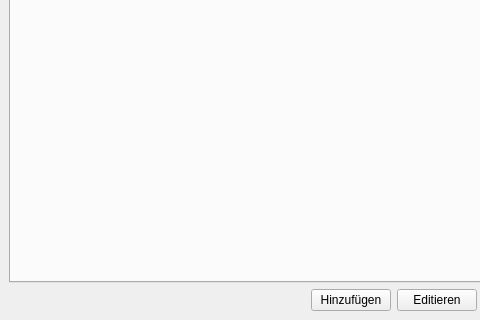
Aeolitus/Sephrasto, file designer/DatenbankMain.ui: the form before one commit; both pictures show x 0 to 480 and y 343 to 663 of the 853 by 663 pixel window.
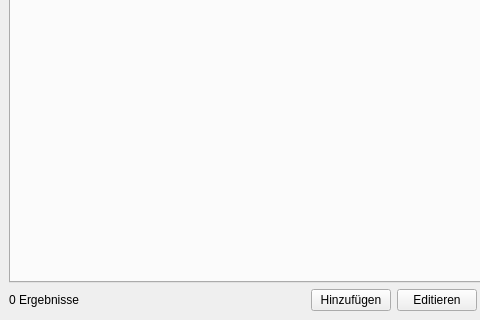
The form after the commit.

Commit message: DB Editor: display currently visible element count

What changed in the file:
```diff
--- a/designer/DatenbankMain.ui
+++ b/designer/DatenbankMain.ui
@@ -27,6 +27,13 @@
     </item>
     <item row="2" column="1">
      <layout class="QHBoxLayout" name="horizontalLayout">
+      <item>
+       <widget class="QLabel" name="labelNumResults">
+        <property name="text">
+         <string>0 Ergebnisse</string>
+        </property>
+       </widget>
+      </item>
       <item>
        <spacer name="horizontalSpacer">
         <property name="orientation">
```
The commit also changes 2 other files.
